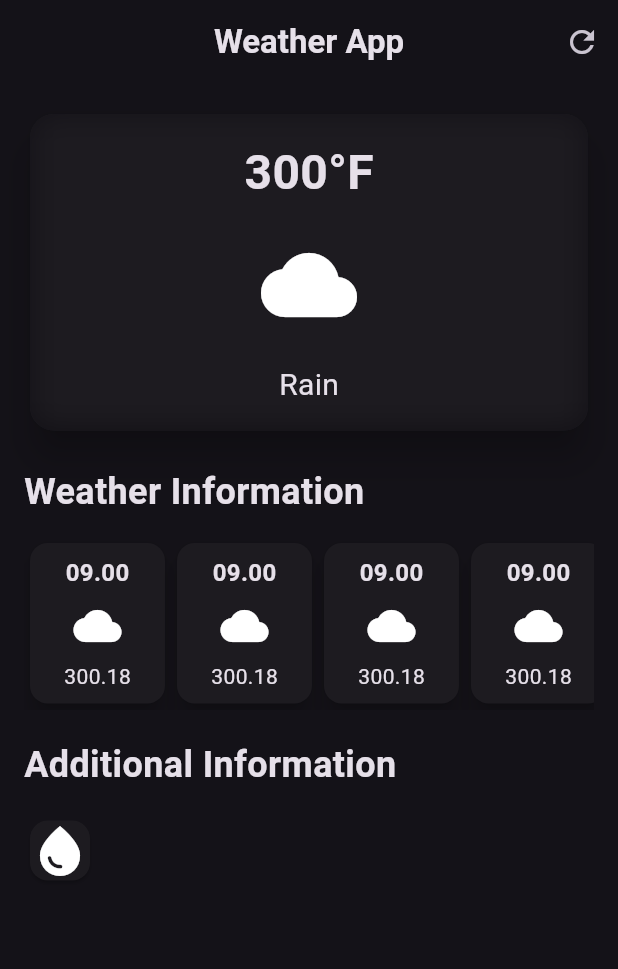
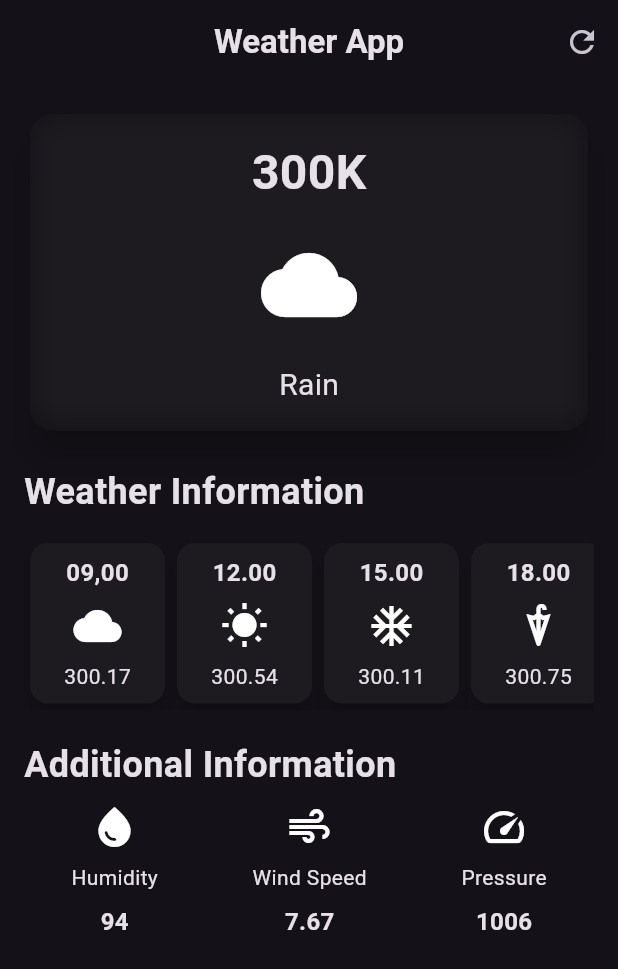
Before and after one commit to Sanjay0629/weather-app-flutter, a Flutter app: the screen it shows after launch, on a phone screen of 412 x 824 dp. Shown: the top 969 px of the screen. Run offline on Flutter 3.47's test engine with Material 3 defaults, Android fonts, the phone set to English and light mode, and no system bars.

Commit message:
Updated part2 code

```diff
--- /dev/null
+++ b/lib/additional_info.dart
@@ -0,0 +1,29 @@
+import "package:flutter/material.dart";
+
+class AdditionalInfoItem extends StatelessWidget {
+  final IconData icon;
+  final String label;
+  final String speed;
+  const AdditionalInfoItem({
+    super.key,
+    required this.icon,
+    required this.label,
+    required this.speed,
+  });
+
+  @override
+  Widget build(BuildContext context) {
+    return Column(
+      children: [
+        Icon(icon, size: 32),
+        const SizedBox(height: 8),
+        Text(label),
+        const SizedBox(height: 8),
+        Text(
+          speed,
+          style: TextStyle(fontSize: 16, fontWeight: FontWeight.bold),
+        ),
+      ],
+    );
+  }
+}
--- /dev/null
+++ b/lib/secrets.dart
@@ -0,0 +1 @@
+const openWeatherAPIKey = "5246e195c2f9d138c575293ef3c7d9bd";
--- a/lib/weather_forecast_screen.dart
+++ b/lib/weather_forecast_screen.dart
@@ -1,7 +1,15 @@
 import "package:flutter/material.dart";
 
 class WeatherForecastScreen extends StatelessWidget {
-  const WeatherForecastScreen({super.key});
+  final IconData icons;
+  final String time;
+  final String temp;
+  const WeatherForecastScreen({
+    super.key,
+    required this.time,
+    required this.icons,
+    required this.temp,
+  });
 
   @override
   Widget build(BuildContext context) {
@@ -13,14 +21,14 @@ class WeatherForecastScreen extends StatelessWidget {
         decoration: BoxDecoration(borderRadius: BorderRadius.circular(12)),
         child: Column(
           children: [
-            const Text(
-              "09.00",
+            Text(
+              time,
               style: TextStyle(fontWeight: FontWeight.bold, fontSize: 16),
             ),
             const SizedBox(height: 8),
-            Icon(Icons.cloud, size: 32),
+            Icon(icons, size: 32),
             const SizedBox(height: 8),
-            const Text("300.18"),
+            Text(temp),
           ],
         ),
       ),
--- a/lib/weather_screen.dart
+++ b/lib/weather_screen.dart
@@ -1,10 +1,22 @@
 import 'dart:ui';
 
 import 'package:flutter/material.dart';
+import 'package:weather_app/secrets.dart';
 import 'package:weather_app/weather_forecast_screen.dart';
+import 'package:weather_app/additional_info.dart';
+import 'package:http/http.dart' as http;
 
 class WeatherScreen extends StatelessWidget {
   const WeatherScreen({super.key});
+
+  Future getCurrentWeaather() async {
+    String cityName = "London";
+    http.get(
+      Uri.parse(
+        "https://api.openweathermap.org/data/2.5/weather?q=$cityName&APPID=$openWeatherAPIKey",
+      ),
+    );
+  }
 
   @override
   Widget build(BuildContext context) {
@@ -39,7 +51,7 @@ class WeatherScreen extends StatelessWidget {
                       child: Column(
                         children: [
                           Text(
-                            "300°F",
+                            "300K",
                             style: TextStyle(
                               fontSize: 32,
                               fontWeight: FontWeight.bold,
@@ -67,12 +79,36 @@ class WeatherScreen extends StatelessWidget {
               scrollDirection: Axis.horizontal,
               child: Row(
                 children: [
-                  WeatherForecastScreen(),
-                  WeatherForecastScreen(),
-                  WeatherForecastScreen(),
-                  WeatherForecastScreen(),
-                  WeatherForecastScreen(),
-                  WeatherForecastScreen(),
+                  WeatherForecastScreen(
+                    time: "09,00",
+                    icons: Icons.cloud,
+                    temp: "300.17",
+                  ),
+                  WeatherForecastScreen(
+                    time: "12.00",
+                    icons: Icons.wb_sunny,
+                    temp: "300.54",
+                  ),
+                  WeatherForecastScreen(
+                    time: "15.00",
+                    icons: Icons.ac_unit,
+                    temp: "300.11",
+                  ),
+                  WeatherForecastScreen(
+                    time: "18.00",
+                    icons: Icons.umbrella,
+                    temp: "300.75",
+                  ),
+                  WeatherForecastScreen(
+                    time: "21.00",
+                    icons: Icons.wb_cloudy,
+                    temp: "300.89",
+                  ),
+                  WeatherForecastScreen(
+                    time: "24.00",
+                    icons: Icons.cloud,
+                    temp: "300.65",
+                  ),
                 ],
               ),
             ),
@@ -81,11 +117,24 @@ class WeatherScreen extends StatelessWidget {
               "Additional Information",
               style: TextStyle(fontSize: 24, fontWeight: FontWeight.bold),
             ),
-            const SizedBox(height: 16),
+            const SizedBox(height: 8),
             Row(
+              mainAxisAlignment: MainAxisAlignment.spaceAround,
               children: [
-                Card(
-                  child: Column(children: [Icon(Icons.water_drop, size: 40)]),
+                AdditionalInfoItem(
+                  icon: Icons.water_drop,
+                  label: "Humidity",
+                  speed: "94",
+                ),
+                AdditionalInfoItem(
+                  icon: Icons.air,
+                  label: "Wind Speed",
+                  speed: "7.67",
+                ),
+                AdditionalInfoItem(
+                  icon: Icons.speed,
+                  label: "Pressure",
+                  speed: "1006",
                 ),
               ],
             ),
--- a/pubspec.yaml
+++ b/pubspec.yaml
@@ -30,6 +30,8 @@ environment:
 dependencies:
   flutter:
     sdk: flutter
+  http: ^1.3.0
+
 
   # The following adds the Cupertino Icons font to your application.
   # Use with the CupertinoIcons class for iOS style icons.
```
Also changed, not shown: pubspec.lock.
